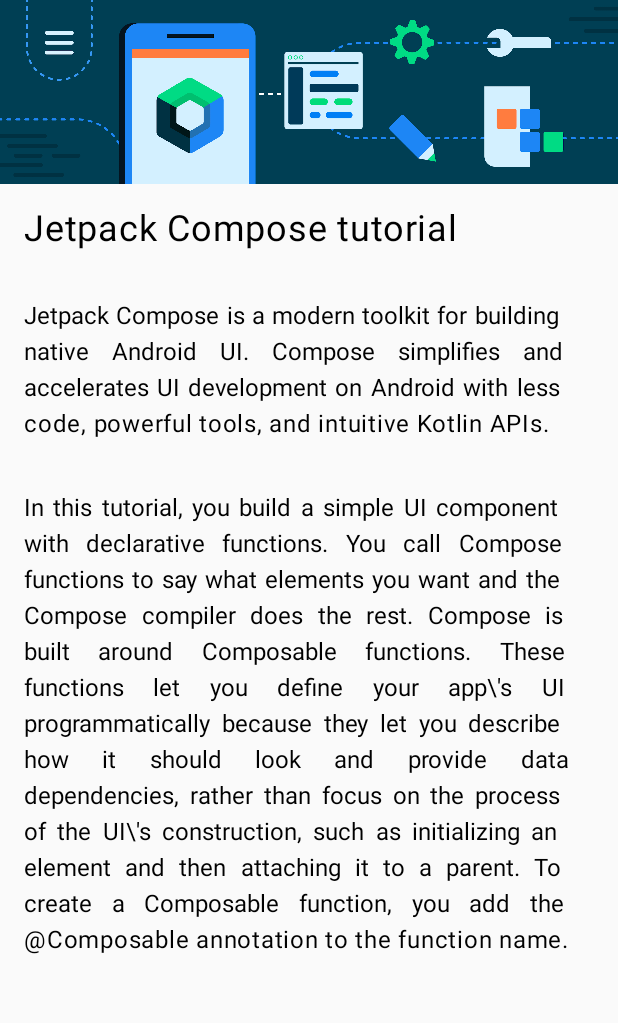
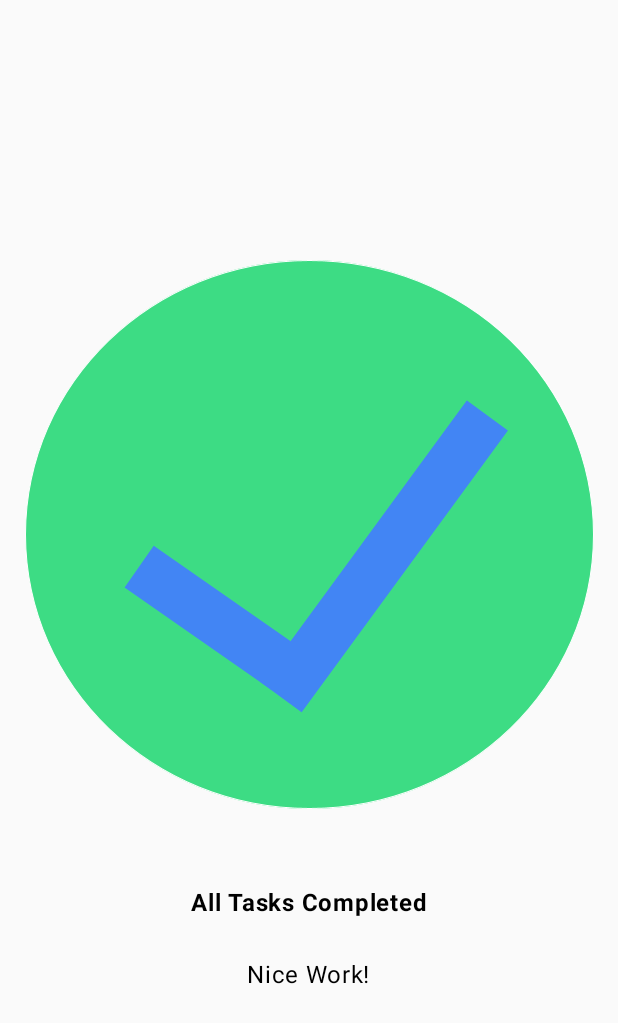
Before and after one commit to em-torres/android_happybirthday, an Android app built with Jetpack Compose: the screen it shows after launch (MainActivity), on a phone screen of 412 x 824 dp. Shown: the top 1023 px of the screen. Run offline under Robolectric (Android 15) with nearby library versions, the phone set to English and light mode, and no system bars.

Commit message:
feature: Creating TaskManager exercise

```diff
--- a/app/src/main/java/com/cuanticosoluciones/happybirthday/MainActivity.kt
+++ b/app/src/main/java/com/cuanticosoluciones/happybirthday/MainActivity.kt
@@ -11,11 +11,11 @@ import androidx.compose.foundation.layout.fillMaxSize
 import androidx.compose.foundation.layout.padding
 import androidx.compose.material3.Text
 import androidx.compose.runtime.Composable
+import androidx.compose.ui.Alignment
 import androidx.compose.ui.Modifier
 import androidx.compose.ui.layout.ContentScale
 import androidx.compose.ui.res.painterResource
 import androidx.compose.ui.res.stringResource
-import androidx.compose.ui.text.style.TextAlign
 import androidx.compose.ui.tooling.preview.Preview
 import androidx.compose.ui.unit.dp
 import androidx.compose.ui.unit.sp
@@ -27,62 +27,39 @@ class MainActivity : ComponentActivity() {
         enableEdgeToEdge()
         setContent {
             HappyBirthdayTheme {
-                Column(
-                    modifier = Modifier.fillMaxSize(),
-                    verticalArrangement = Arrangement.Top) {
-                    ImageHead()
-                    ArticleContent(
-                        title = stringResource(R.string.article_title),
-                        content = stringResource(R.string.article_body),
-                        extra = stringResource(R.string.article_extra)
-                    )
-                }
+                TaskManager(Modifier)
             }
         }
     }
 }
 
+@Preview(showBackground = true)
 @Composable
-fun ArticleContent(modifier: Modifier = Modifier, title: String, content: String, extra: String) {
-    Column(modifier = modifier) {
-        Text(
-            text = title,
-            fontSize = 24.sp,
-            modifier = Modifier.padding(16.dp)
+fun TaskManagerPreview() {
+    TaskManager(Modifier)
+}
+
+@Composable
+fun TaskManager(modifier: Modifier = Modifier) {
+    Column(
+        modifier = Modifier.fillMaxSize(),
+        verticalArrangement = Arrangement.Center,
+        horizontalAlignment = Alignment.CenterHorizontally
+    ) {
+        Image(
+            painter = painterResource(id = R.drawable.ic_task_completed),
+            contentDescription = stringResource(id = R.string.tasks_completed_title),
+            contentScale = ContentScale.Crop,
+            modifier = modifier.padding(16.dp)
         )
         Text(
-            text = content,
-            textAlign = TextAlign.Justify,
-            modifier = Modifier.padding(16.dp)
+            text = stringResource(id = R.string.tasks_completed_title),
+            fontWeight = androidx.compose.ui.text.font.FontWeight.Bold,
+            modifier = modifier.padding(top=24.dp, bottom=8.dp)
         )
-        Text(
-            text = extra,
-            textAlign = TextAlign.Justify,
-            modifier = Modifier.padding(16.dp)
+        Text(text = stringResource(id = R.string.tasks_completed_qualification),
+            fontSize = 16.sp,
+            modifier = modifier.padding(16.dp)
         )
     }
 }
-
-@Composable
-fun ImageHead() {
-    Image(
-        painter = painterResource(id = R.drawable.bg_compose_background),
-        contentDescription = stringResource(id = R.string.app_name),
-        contentScale = ContentScale.FillWidth
-    )
-}
-
-@Preview(showBackground = true)
-@Composable
-fun ArticlesPreview() {
-    Column(
-        modifier = Modifier.fillMaxSize(),
-        verticalArrangement = Arrangement.Top) {
-        ImageHead()
-        ArticleContent(
-            title = stringResource(R.string.article_title),
-            content = stringResource(R.string.article_body),
-            extra = stringResource(R.string.article_extra)
-        )
-    }
-}
--- a/app/src/main/res/values/strings.xml
+++ b/app/src/main/res/values/strings.xml
@@ -1,8 +1,15 @@
 <resources>
+    <!-- Birthday Strings -->
     <string name="app_name">Happy Birthday</string>
     <string name="happy_birthday_text">Happy Birthday Sam!</string>
     <string name="signature_text">From Emma</string>
+
+    <!-- Articles Strings -->
     <string name="article_title">Jetpack Compose tutorial</string>
     <string name="article_body">Jetpack Compose is a modern toolkit for building native Android UI. Compose simplifies and accelerates UI development on Android with less code, powerful tools, and intuitive Kotlin APIs.</string>
     <string name="article_extra">In this tutorial, you build a simple UI component with declarative functions. You call Compose functions to say what elements you want and the Compose compiler does the rest. Compose is built around Composable functions. These functions let you define your app\\\'s UI programmatically because they let you describe how it should look and provide data dependencies, rather than focus on the process of the UI\\\'s construction, such as initializing an element and then attaching it to a parent. To create a Composable function, you add the @Composable annotation to the function name.</string>
+
+    <!-- Tasks Completed Strings -->
+    <string name="tasks_completed_title">All Tasks Completed</string>
+    <string name="tasks_completed_qualification">Nice Work!</string>
 </resources>
```
Also changed, not shown: app/src/main/res/drawable-nodpi/ic_task_completed.png (added), 1 other file.
